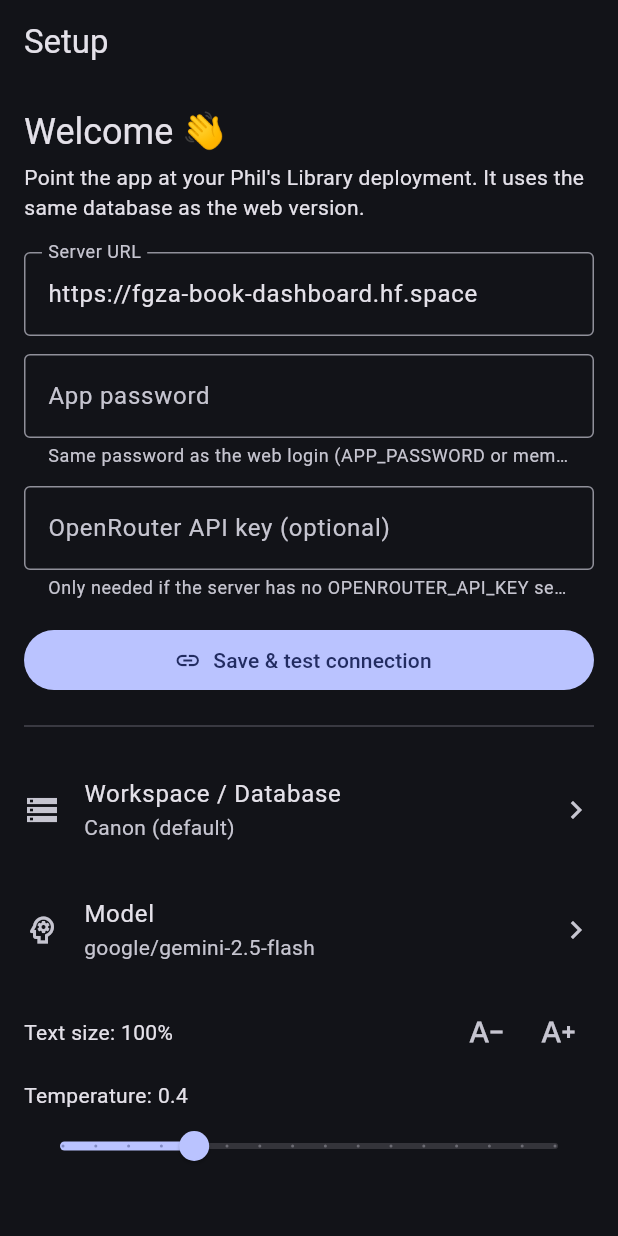
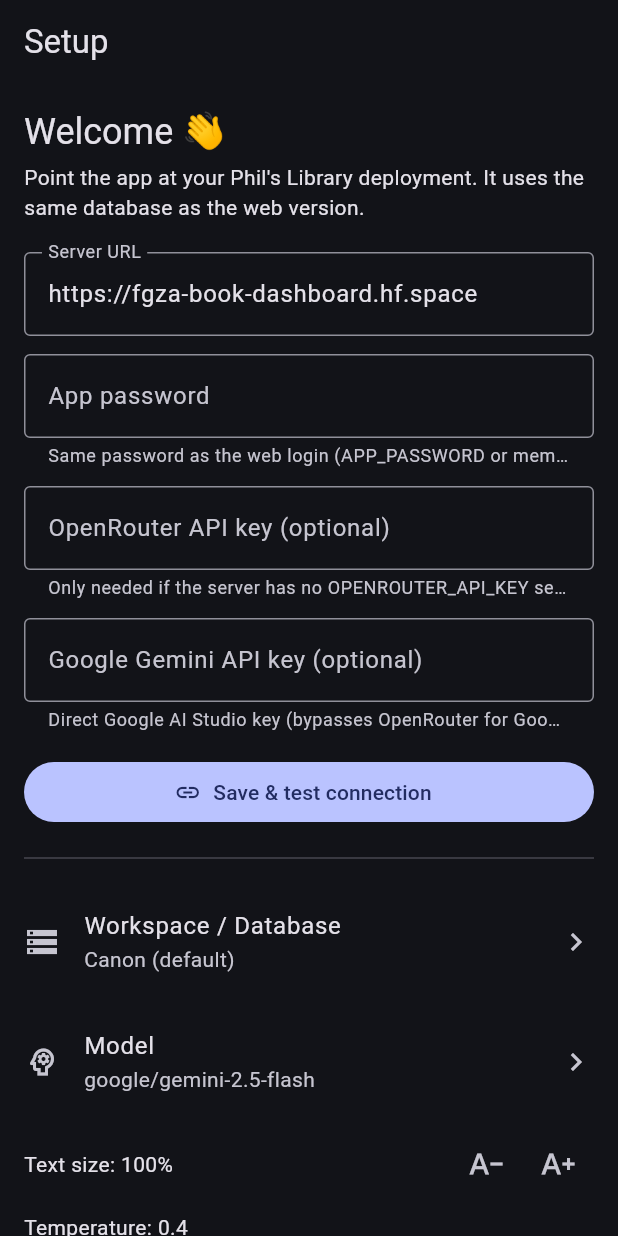
Before and after one commit to fgzakey/book-dashboard-app, a Flutter app: the screen it shows after launch, on a phone screen of 412 x 824 dp. Run offline on Flutter 3.47's test engine with Material 3 defaults, Android fonts, the phone set to English and light mode, and no system bars; our stand-ins replace file_picker, flutter_markdown_plus, share_plus, shared_preferences, webview_flutter.

Commit message:
feat: direct Google Gemini API key support, provider metadata and mnemonic sources

```diff
--- a/lib/api.dart
+++ b/lib/api.dart
@@ -20,7 +20,16 @@ class ApiClient {
   /// exactly like the web client does.
   String apiKey;
 
-  ApiClient({this.baseUrl = '', this.password = '', this.apiKey = ''});
+  /// Optional Google Gemini API key. When provided, requests to Google models
+  /// bypass OpenRouter and route directly to Google AI Studio with zero fees.
+  String geminiApiKey;
+
+  ApiClient({
+    this.baseUrl = '',
+    this.password = '',
+    this.apiKey = '',
+    this.geminiApiKey = '',
+  });
 
   // The server URL ships prefilled, so "configured" means the password has
   // been entered too — first run lands on Settings asking only for it.
@@ -238,6 +247,7 @@ class ApiClient {
       'temperature': temperature,
       'stream': true,
       if (apiKey.isNotEmpty) 'apiKey': apiKey,
+      if (geminiApiKey.isNotEmpty) 'geminiApiKey': geminiApiKey,
     });
 
     final client = http.Client();
@@ -321,6 +331,7 @@ class ApiClient {
               'author': author,
               if (prompt != null && prompt.trim().isNotEmpty) 'prompt': prompt,
               if (apiKey.isNotEmpty) 'apiKey': apiKey,
+              if (geminiApiKey.isNotEmpty) 'geminiApiKey': geminiApiKey,
             }))
         .timeout(const Duration(minutes: 6));
     return _json(res);
@@ -357,6 +368,7 @@ class ApiClient {
               if (imageModel != null && imageModel.isNotEmpty)
                 'imageModel': imageModel,
               if (apiKey.isNotEmpty) 'apiKey': apiKey,
+              if (geminiApiKey.isNotEmpty) 'geminiApiKey': geminiApiKey,
             }))
         .timeout(const Duration(minutes: 3));
     final j = _json(res);
@@ -391,6 +403,7 @@ class ApiClient {
               'artStyle': artStyle,
               'temperature': temperature,
               if (apiKey.isNotEmpty) 'apiKey': apiKey,
+              if (geminiApiKey.isNotEmpty) 'geminiApiKey': geminiApiKey,
             }))
         .timeout(const Duration(minutes: 6));
     return _json(res);
@@ -414,6 +427,7 @@ class ApiClient {
               if (imageModel != null && imageModel.isNotEmpty)
                 'imageModel': imageModel,
               if (apiKey.isNotEmpty) 'apiKey': apiKey,
+              if (geminiApiKey.isNotEmpty) 'geminiApiKey': geminiApiKey,
             }))
         .timeout(const Duration(minutes: 4));
     final j = _json(res);
@@ -441,6 +455,15 @@ class ApiClient {
   }
 
   // ---- Mnemonic scenes ----
+
+  Future<List<MnemonicSource>> listMnemonicSources() async {
+    final res = await http.get(_uri('/api/mnemonic', {'sources': '1'}),
+        headers: _headers);
+    final j = _json(res);
+    return ((j['sources'] as List?) ?? [])
+        .map((s) => MnemonicSource.fromJson(Map<String, dynamic>.from(s)))
+        .toList();
+  }
 
   Future<List<MnemonicScene>> listMnemonicScenes(
       String sourceKind, String sourceId) async {
--- a/lib/app_state.dart
+++ b/lib/app_state.dart
@@ -78,6 +78,7 @@ class AppState extends ChangeNotifier {
     api.baseUrl = (savedUrl == null || savedUrl.isEmpty) ? kDefaultServerUrl : savedUrl;
     api.password = p.getString('password') ?? '';
     api.apiKey = p.getString('apiKey') ?? '';
+    api.geminiApiKey = p.getString('geminiApiKey') ?? '';
     model = p.getString('model') ?? model;
     temperature = p.getDouble('temperature') ?? 0.4;
     mdScale = p.getDouble('mdScale') ?? 1.0;
@@ -106,6 +107,7 @@ class AppState extends ChangeNotifier {
     required String baseUrl,
     required String password,
     String? newApiKey,
+    String? newGeminiApiKey,
     String? newModel,
     double? newTemperature,
   }) async {
@@ -117,6 +119,7 @@ class AppState extends ChangeNotifier {
     api.baseUrl = url;
     api.password = password.trim();
     if (newApiKey != null) api.apiKey = newApiKey.trim();
+    if (newGeminiApiKey != null) api.geminiApiKey = newGeminiApiKey.trim();
     if (newModel != null) model = newModel;
     if (newTemperature != null) temperature = newTemperature;
 
@@ -124,6 +127,7 @@ class AppState extends ChangeNotifier {
     await p.setString('baseUrl', api.baseUrl);
     await p.setString('password', api.password);
     await p.setString('apiKey', api.apiKey);
+    await p.setString('geminiApiKey', api.geminiApiKey);
     await p.setString('model', model);
     await p.setDouble('temperature', temperature);
     notifyListeners();
--- a/lib/models.dart
+++ b/lib/models.dart
@@ -298,6 +298,8 @@ class ModelInfo {
   final String? promptPrice;
   final String? completionPrice;
   final List<String> inputModalities; // e.g. ["text","image"]
+  final List<String> outputModalities;
+  final String provider; // "google" | "openrouter"
 
   ModelInfo({
     required this.id,
@@ -306,9 +308,16 @@ class ModelInfo {
     this.promptPrice,
     this.completionPrice,
     this.inputModalities = const [],
+    this.outputModalities = const [],
+    this.provider = 'openrouter',
   });
 
   bool get vision => inputModalities.contains('image');
+  bool get isGoogle =>
+      provider == 'google' ||
+      id.startsWith('google/') ||
+      id.startsWith('gemini') ||
+      id.startsWith('imagen');
 
   factory ModelInfo.fromJson(Map<String, dynamic> j) => ModelInfo(
         id: j['id'] as String,
@@ -319,6 +328,14 @@ class ModelInfo {
         inputModalities: ((j['inputModalities'] as List?) ?? [])
             .map((e) => e.toString())
             .toList(),
+        outputModalities: ((j['outputModalities'] as List?) ?? [])
+            .map((e) => e.toString())
+            .toList(),
+        provider: j['provider']?.toString() ??
+            ((j['id']?.toString().startsWith('gemini') == true ||
+                    j['id']?.toString().startsWith('google/') == true)
+                ? 'google'
+                : 'openrouter'),
       );
 }
 
--- a/lib/screens/settings_screen.dart
+++ b/lib/screens/settings_screen.dart
@@ -17,6 +17,7 @@ class _SettingsScreenState extends State<SettingsScreen> {
   late final TextEditingController _url;
   late final TextEditingController _password;
   late final TextEditingController _apiKey;
+  late final TextEditingController _geminiApiKey;
   bool _testing = false;
 
   @override
@@ -26,6 +27,7 @@ class _SettingsScreenState extends State<SettingsScreen> {
     _url = TextEditingController(text: state.api.baseUrl);
     _password = TextEditingController(text: state.api.password);
     _apiKey = TextEditingController(text: state.api.apiKey);
+    _geminiApiKey = TextEditingController(text: state.api.geminiApiKey);
     if (state.api.configured && state.workspacesResponse == null) {
       Future.microtask(() => state.refreshWorkspaces());
     }
@@ -36,6 +38,7 @@ class _SettingsScreenState extends State<SettingsScreen> {
     _url.dispose();
     _password.dispose();
     _apiKey.dispose();
+    _geminiApiKey.dispose();
     super.dispose();
   }
 
@@ -43,7 +46,11 @@ class _SettingsScreenState extends State<SettingsScreen> {
     final state = context.read<AppState>();
     setState(() => _testing = true);
     await state.saveSettings(
-        baseUrl: _url.text, password: _password.text, newApiKey: _apiKey.text);
+      baseUrl: _url.text,
+      password: _password.text,
+      newApiKey: _apiKey.text,
+      newGeminiApiKey: _geminiApiKey.text,
+    );
     try {
       await state.api.login();
       await state.refreshBooks();
@@ -95,9 +102,19 @@ class _SettingsScreenState extends State<SettingsScreen> {
                     itemCount: filtered.length,
                     itemBuilder: (ctx, i) {
                       final m = filtered[i];
+                      final isGoogle = m.isGoogle;
+                      final subtitle = [
+                        m.id,
+                        if (isGoogle) 'Direct Google' else 'OpenRouter',
+                        if (m.context != null) '${(m.context! / 1024).round()}K context',
+                      ].join(' · ');
+
                       return ListTile(
+                        leading: Icon(isGoogle
+                            ? Icons.auto_awesome
+                            : Icons.psychology_outlined),
                         title: Text(m.name),
-                        subtitle: Text(m.id),
+                        subtitle: Text(subtitle),
                         selected: m.id == state.model,
                         onTap: () => Navigator.pop(ctx, m),
                       );
@@ -229,6 +246,18 @@ class _SettingsScreenState extends State<SettingsScreen> {
             border: OutlineInputBorder(),
           ),
         ),
+        const SizedBox(height: 12),
+        TextField(
+          controller: _geminiApiKey,
+          obscureText: true,
+          autocorrect: false,
+          decoration: const InputDecoration(
+            labelText: 'Google Gemini API key (optional)',
+            helperText:
+                'Direct Google AI Studio key (bypasses OpenRouter for Google models with zero routing fee).',
+            border: OutlineInputBorder(),
+          ),
+        ),
         const SizedBox(height: 16),
         FilledButton.icon(
           onPressed: _testing ? null : _saveAndTest,
@@ -278,6 +307,7 @@ class _SettingsScreenState extends State<SettingsScreen> {
             baseUrl: _url.text,
             password: _password.text,
             newApiKey: _apiKey.text,
+            newGeminiApiKey: _geminiApiKey.text,
             newTemperature: v,
           ),
         ),
--- a/pubspec.yaml
+++ b/pubspec.yaml
@@ -1,7 +1,7 @@
 name: book_dashboard
 description: "Phil's Library — Android companion app for books (phone + tablet). Same backend, same database as the web dashboard."
 publish_to: 'none'
-version: 2.0.0+2
+version: 2.1.0+3
 
 environment:
   # Raised from 3.3 with the 2026-08-07 upgrade pass. share_plus 12 only needs
```
Also changed, not shown: 1 other file.
